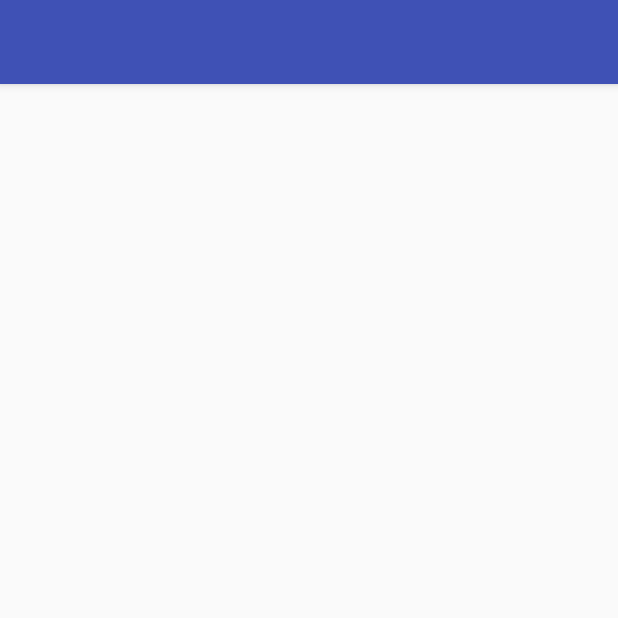
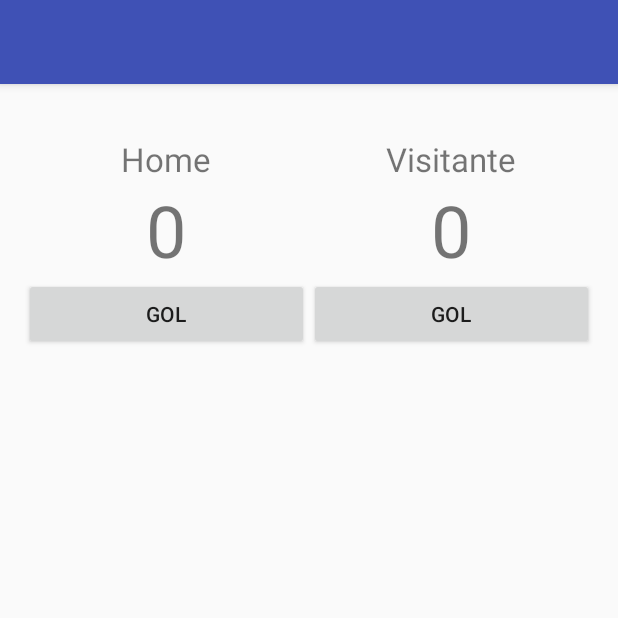
Before and after one commit to heiderlopes/DemoIntentShift, an Android app: the MainActivity screen opened directly, with no data from a screen before it, on a phone screen of 412 x 824 dp, the top half of it. Run offline under Robolectric (Android 15) with nearby library versions, the phone set to English and light mode, and no system bars.

Commit message:
Criacao do placar

```diff
--- a/app/src/main/java/br/com/heiderlopes/demointent/LoginActivity.java
+++ b/app/src/main/java/br/com/heiderlopes/demointent/LoginActivity.java
@@ -47,7 +47,10 @@ public class LoginActivity extends AppCompatActivity {
                                 data.getBooleanExtra(
                                         Constantes.KEY_RESULT_LOGIN,false);
                         if(isLoginValido) {
-                            Toast.makeText(this, "Login valido", Toast.LENGTH_SHORT).show();
+                            Intent i = new Intent(this, MainActivity.class);
+                            i.putExtra(Constantes.KEY_LOGIN, etLogin.getText().toString());
+                            startActivity(i);
+                            finish();
                         } else {
                             Toast.makeText(this, "Login invalido", Toast.LENGTH_SHORT).show();
                         }
--- a/app/src/main/java/br/com/heiderlopes/demointent/MainActivity.java
+++ b/app/src/main/java/br/com/heiderlopes/demointent/MainActivity.java
@@ -2,12 +2,57 @@ package br.com.heiderlopes.demointent;
 
 import android.support.v7.app.AppCompatActivity;
 import android.os.Bundle;
+import android.view.View;
+import android.widget.TextView;
+
+import br.com.heiderlopes.demointent.utils.Constantes;
 
 public class MainActivity extends AppCompatActivity {
+
+    private TextView tvLogin;
+    private TextView tvPlacarVisitante;
+    private TextView tvPlacarHome;
+
+    private int placarHome = 0;
+    private int placarVisitante = 0;
 
     @Override
     protected void onCreate(Bundle savedInstanceState) {
         super.onCreate(savedInstanceState);
         setContentView(R.layout.activity_main);
+
+        tvLogin = (TextView)findViewById(R.id.tvLogin);
+        tvPlacarHome = (TextView)findViewById(R.id.tvPlacarHome);
+        tvPlacarVisitante = (TextView)findViewById(R.id.tvPlacarVisitante);
+
+        if(savedInstanceState != null) {
+            placarHome = savedInstanceState.getInt(Constantes.KEY_PLACAR_CASA);
+            placarVisitante =
+                    savedInstanceState.getInt(Constantes.KEY_PLACAR_VISITANTE);
+        }
+
+        tvPlacarHome.setText(String.valueOf(placarHome));
+        tvPlacarVisitante.setText(String.valueOf(placarVisitante));
+
+        if(getIntent() != null) {
+            tvLogin.setText(getIntent().getStringExtra(Constantes.KEY_LOGIN));
+        }
+    }
+
+    public void golCasa(View v) {
+        placarHome++;
+        tvPlacarHome.setText(String.valueOf(placarHome));
+    }
+
+    public void golVisitante(View v) {
+        placarVisitante++;
+        tvPlacarVisitante.setText(String.valueOf(placarVisitante));
+    }
+
+    @Override
+    protected void onSaveInstanceState(Bundle outState) {
+        super.onSaveInstanceState(outState);
+        outState.putInt(Constantes.KEY_PLACAR_CASA, placarHome);
+        outState.putInt(Constantes.KEY_PLACAR_VISITANTE, placarVisitante);
     }
 }
--- a/app/src/main/java/br/com/heiderlopes/demointent/ValidaLoginActivity.java
+++ b/app/src/main/java/br/com/heiderlopes/demointent/ValidaLoginActivity.java
@@ -41,6 +41,6 @@ public class ValidaLoginActivity extends AppCompatActivity {
                 setResult(RESULT_OK, resultado);
                 finish();
             }
-        }, 2000);
+        }, 1000);
     }
 }
--- a/app/src/main/java/br/com/heiderlopes/demointent/utils/Constantes.java
+++ b/app/src/main/java/br/com/heiderlopes/demointent/utils/Constantes.java
@@ -12,4 +12,7 @@ public class Constantes {
     public final static int REQUEST_CODE_VALIDA_LOGIN = 1;
 
     public final static String KEY_RESULT_LOGIN = "KEY_RESULT_LOGIN";
+
+    public final static String KEY_PLACAR_CASA = "KEY_PLACAR_CASA";
+    public final static String KEY_PLACAR_VISITANTE = "KEY_PLACAR_VISITANTE";
 }
--- a/app/src/main/res/layout/activity_main.xml
+++ b/app/src/main/res/layout/activity_main.xml
@@ -1,13 +1,92 @@
 <?xml version="1.0" encoding="utf-8"?>
-<RelativeLayout xmlns:android="http://schemas.android.com/apk/res/android"
+<LinearLayout xmlns:android="http://schemas.android.com/apk/res/android"
     xmlns:tools="http://schemas.android.com/tools"
     android:id="@+id/activity_main"
     android:layout_width="match_parent"
     android:layout_height="match_parent"
+    android:orientation="vertical"
     android:paddingBottom="@dimen/activity_vertical_margin"
     android:paddingLeft="@dimen/activity_horizontal_margin"
     android:paddingRight="@dimen/activity_horizontal_margin"
     android:paddingTop="@dimen/activity_vertical_margin"
     tools:context="br.com.heiderlopes.demointent.MainActivity">
 
-</RelativeLayout>
+    <TextView
+        android:id="@+id/tvLogin"
+        android:layout_width="match_parent"
+        android:layout_height="wrap_content"
+        android:gravity="right" />
+
+    <LinearLayout
+        android:layout_width="match_parent"
+        android:layout_height="wrap_content"
+        android:orientation="horizontal">
+
+        <TextView
+            android:layout_width="match_parent"
+            android:layout_height="wrap_content"
+            android:text="Home"
+            android:gravity="center"
+            android:layout_weight="1"
+            android:textSize="22sp"/>
+
+        <TextView
+            android:layout_width="match_parent"
+            android:layout_height="wrap_content"
+            android:gravity="center"
+            android:text="Visitante"
+            android:layout_weight="1"
+            android:textSize="22sp"/>
+
+    </LinearLayout>
+
+    <LinearLayout
+        android:layout_width="match_parent"
+        android:layout_height="wrap_content"
+        android:orientation="horizontal">
+
+        <TextView
+            android:layout_width="match_parent"
+            android:layout_height="wrap_content"
+            android:text="0"
+            android:textSize="48sp"
+            android:gravity="center"
+            android:id="@+id/tvPlacarHome"
+            android:layout_weight="1"/>
+
+        <TextView
+            android:layout_width="match_parent"
+            android:layout_height="wrap_content"
+            android:gravity="center"
+            android:id="@+id/tvPlacarVisitante"
+            android:text="0"
+            android:textSize="48sp"
+            android:layout_weight="1"/>
+
+    </LinearLayout>
+
+    <LinearLayout
+        android:layout_width="match_parent"
+        android:layout_height="wrap_content"
+        android:orientation="horizontal">
+
+        <Button
+            android:layout_width="match_parent"
+            android:layout_height="wrap_content"
+            android:text="GOL"
+            android:gravity="center"
+            android:id="@+id/btGolCasa"
+            android:layout_weight="1"
+            android:onClick="golCasa"/>
+
+        <Button
+            android:layout_width="match_parent"
+            android:layout_height="wrap_content"
+            android:gravity="center"
+            android:id="@+id/btGolVisitante"
+            android:text="GOL"
+            android:layout_weight="1"
+            android:onClick="golVisitante"/>
+
+    </LinearLayout>
+</LinearLayout>
```
